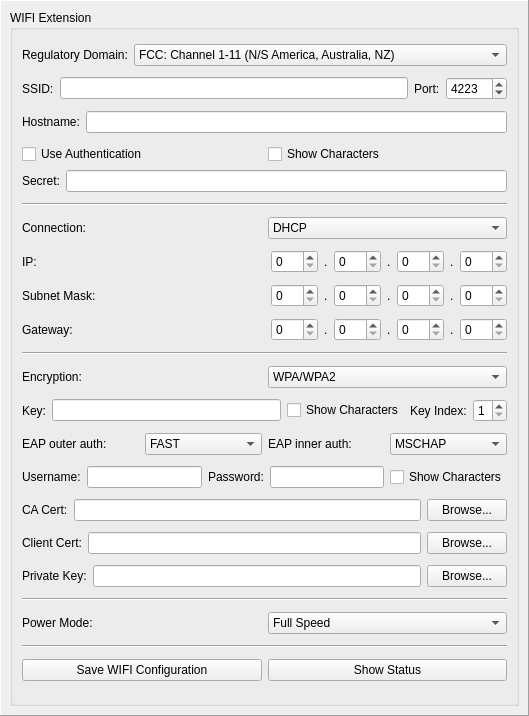
Qt form src/brickv/plugin_system/plugins/master/ui/wifi.ui (Tinkerforge/brickv) before a commit.
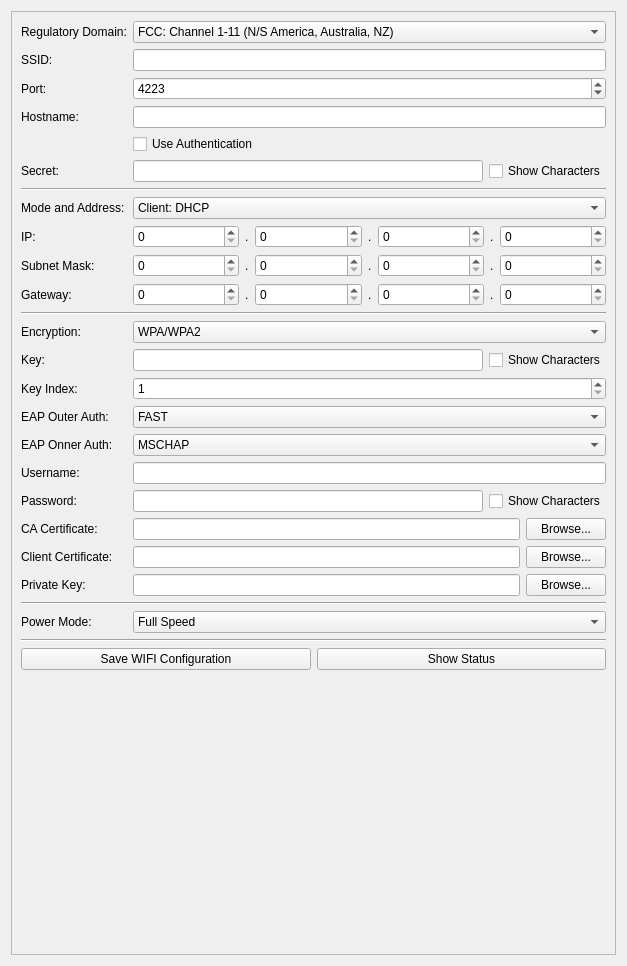
The same form after that commit.

Commit message:
Unify style of Extension UI
Use tab and scroll widgets instead of trying to cram everything into
one widget.

What changed in the file:
```diff
--- a/src/brickv/plugin_system/plugins/master/ui/wifi.ui
+++ b/src/brickv/plugin_system/plugins/master/ui/wifi.ui
@@ -6,45 +6,42 @@
    <rect>
     <x>0</x>
     <y>0</y>
-    <width>529</width>
-    <height>716</height>
+    <width>627</width>
+    <height>966</height>
    </rect>
   </property>
   <property name="windowTitle">
    <string>Form</string>
   </property>
-  <layout class="QVBoxLayout" name="verticalLayout">
-   <property name="spacing">
-    <number>0</number>
-   </property>
-   <property name="margin">
-    <number>0</number>
-   </property>
-   <item>
-    <widget class="QFrame" name="frame">
-     <property name="frameShape">
-      <enum>QFrame::Panel</enum>
-     </property>
-     <property name="frameShadow">
-      <enum>QFrame::Raised</enum>
-     </property>
-     <layout class="QHBoxLayout" name="horizontalLayout_3">
-      <item>
-       <widget class="QGroupBox" name="groupBox">
-        <property name="title">
-         <string>WIFI Extension</string>
-        </property>
         <layout class="QVBoxLayout" name="verticalLayout_2">
          <item>
-          <layout class="QHBoxLayout" name="horizontalLayout_13">
+    <widget class="QScrollArea" name="scrollArea">
+     <property name="widgetResizable">
+      <bool>true</bool>
+     </property>
+     <widget class="QWidget" name="scrollAreaWidgetContents">
+      <property name="geometry">
+       <rect>
+        <x>0</x>
+        <y>0</y>
+        <width>607</width>
+        <height>946</height>
+       </rect>
+      </property>
+      <layout class="QVBoxLayout" name="verticalLayout">
            <item>
+        <layout class="QGridLayout" name="gridLayout">
+         <item row="0" column="0">
             <widget class="QLabel" name="label_2">
              <property name="text">
               <string>Regulatory Domain:</string>
              </property>
-            </widget>
-           </item>
-           <item>
+           <property name="buddy">
+            <cstring>wifi_domain</cstring>
+           </property>
+          </widget>
+         </item>
+         <item row="0" column="1">
             <widget class="QComboBox" name="wifi_domain">
              <property name="sizePolicy">
               <sizepolicy hsizetype="MinimumExpanding" vsizetype="Fixed">
@@ -69,25 +66,24 @@
              </item>
             </widget>
            </item>
-          </layout>
-         </item>
-         <item>
-          <layout class="QHBoxLayout" name="horizontalLayout_2">
-           <item>
+         <item row="1" column="0">
             <widget class="QLabel" name="label_ssid">
              <property name="text">
               <string>SSID:</string>
              </property>
-            </widget>
-           </item>
-           <item>
+           <property name="buddy">
+            <cstring>wifi_ssid</cstring>
+           </property>
+          </widget>
+         </item>
+         <item row="1" column="1">
             <widget class="QLineEdit" name="wifi_ssid">
              <property name="maxLength">
               <number>32</number>
              </property>
             </widget>
            </item>
-           <item>
+         <item row="2" column="0">
             <widget class="QLabel" name="wifi_port_label">
              <property name="sizePolicy">
               <sizepolicy hsizetype="Minimum" vsizetype="Preferred">
@@ -98,9 +94,12 @@
              <property name="text">
               <string>Port:</string>
              </property>
-            </widget>
-           </item>
-           <item>
+           <property name="buddy">
+            <cstring>wifi_port</cstring>
+           </property>
+          </widget>
+         </item>
+         <item row="2" column="1">
             <widget class="QSpinBox" name="wifi_port">
              <property name="minimum">
               <number>1</number>
@@ -113,37 +112,46 @@
              </property>
             </widget>
            </item>
-          </layout>
-         </item>
-         <item>
-          <layout class="QHBoxLayout" name="horizontalLayout_8">
-           <item>
+         <item row="3" column="0">
             <widget class="QLabel" name="wifi_hostname_label">
              <property name="text">
               <string>Hostname:</string>
              </property>
-            </widget>
-           </item>
-           <item>
+           <property name="buddy">
+            <cstring>wifi_hostname</cstring>
+           </property>
+          </widget>
+         </item>
+         <item row="3" column="1">
             <widget class="QLineEdit" name="wifi_hostname">
              <property name="maxLength">
               <number>15</number>
              </property>
             </widget>
            </item>
-          </layout>
-         </item>
-         <item>
-          <layout class="QVBoxLayout" name="verticalLayout_3">
-           <item>
-            <layout class="QHBoxLayout" name="horizontalLayout_16">
-             <item>
+         <item row="4" column="1">
               <widget class="QCheckBox" name="wifi_use_auth">
                <property name="text">
                 <string>Use Authentication</string>
                </property>
               </widget>
              </item>
+         <item row="6" column="0" colspan="2">
+          <widget class="Line" name="line_2">
+           <property name="orientation">
+            <enum>Qt::Horizontal</enum>
+           </property>
+          </widget>
+         </item>
+         <item row="5" column="1">
+          <layout class="QHBoxLayout" name="horizontalLayout_17">
+           <item>
+            <widget class="QLineEdit" name="wifi_secret">
+             <property name="maxLength">
+              <number>64</number>
+             </property>
+            </widget>
+           </item>
              <item>
               <widget class="QCheckBox" name="wifi_show_characters">
                <property name="text">
@@ -153,36 +161,17 @@
              </item>
             </layout>
            </item>
-           <item>
-            <layout class="QHBoxLayout" name="horizontalLayout_14">
-             <item>
+         <item row="5" column="0">
               <widget class="QLabel" name="wifi_secret_label">
                <property name="text">
                 <string>Secret:</string>
                </property>
-              </widget>
-             </item>
-             <item>
-              <widget class="QLineEdit" name="wifi_secret">
-               <property name="maxLength">
-                <number>64</number>
+           <property name="buddy">
+            <cstring>wifi_secret</cstring>
                </property>
               </widget>
              </item>
-            </layout>
-           </item>
-          </layout>
-         </item>
-         <item>
-          <widget class="Line" name="line_2">
-           <property name="orientation">
-            <enum>Qt::Horizontal</enum>
-           </property>
-          </widget>
-         </item>
-         <item>
-          <layout class="QHBoxLayout" name="horizontalLayout_9">
-           <item>
+         <item row="7" column="0">
             <widget class="QLabel" name="label_7">
              <property name="sizePolicy">
               <sizepolicy hsizetype="Minimum" vsizetype="Preferred">
@@ -191,15 +180,18 @@
               </sizepolicy>
              </property>
              <property name="text">
-              <string>Connection:</string>
+            <string>Mode and Address:</string>
+           </property>
+           <property name="buddy">
+            <cstring>wifi_connection</cstring>
              </property>
             </widget>
            </item>
-           <item>
+         <item row="7" column="1">
             <widget class="QComboBox" name="wifi_connection">
              <item>
               <property name="text">
-               <string>DHCP</string>
+             <string>Client: DHCP</string>
               </property>
              </item>
              <item>
@@ -229,32 +221,46 @@
              </item>
             </widget>
            </item>
-          </layout>
-         </item>
-         <item>
-          <layout class="QHBoxLayout" name="horizontalLayout_6">
-           <item>
+         <item row="8" column="0">
             <widget class="QLabel" name="wifi_ip_label">
              <property name="text">
               <string>IP:</string>
              </property>
-            </widget>
-           </item>
-           <item>
-            <spacer name="wifi_ip_spacer">
-             <property name="orientation">
-              <enum>Qt::Horizontal</enum>
-             </property>
-             <property name="sizeHint" stdset="0">
-              <size>
-               <width>40</width>
-               <height>0</height>
-              </size>
-             </property>
-            </spacer>
-           </item>
+           <property name="buddy">
+            <cstring>wifi_ip4</cstring>
+           </property>
+          </widget>
+         </item>
+         <item row="9" column="0">
+          <widget class="QLabel" name="wifi_sub_label">
+           <property name="text">
+            <string>Subnet Mask:</string>
+           </property>
+           <property name="buddy">
+            <cstring>wifi_sub4</cstring>
+           </property>
+          </widget>
+         </item>
+         <item row="10" column="0">
+          <widget class="QLabel" name="wifi_gw_label">
+           <property name="text">
+            <string>Gateway:</string>
+           </property>
+           <property name="buddy">
+            <cstring>wifi_gw4</cstring>
+           </property>
+          </widget>
+         </item>
+         <item row="8" column="1">
+          <layout class="QHBoxLayout" name="horizontalLayout_18">
            <item>
             <widget class="QSpinBox" name="wifi_ip4">
+             <property name="sizePolicy">
+              <sizepolicy hsizetype="Minimum" vsizetype="Fixed">
+               <horstretch>1</horstretch>
+               <verstretch>0</verstretch>
+              </sizepolicy>
+             </property>
              <property name="maximum">
               <number>255</number>
              </property>
@@ -275,6 +281,12 @@
            </item>
            <item>
             <widget class="QSpinBox" name="wifi_ip3">
+             <property name="sizePolicy">
+              <sizepolicy hsizetype="Minimum" vsizetype="Fixed">
+               <horstretch>1</horstretch>
+               <verstretch>0</verstretch>
+              </sizepolicy>
+             </property>
              <property name="maximum">
               <number>255</number>
              </property>
@@ -295,6 +307,12 @@
            </item>
            <item>
             <widget class="QSpinBox" name="wifi_ip2">
+             <property name="sizePolicy">
+              <sizepolicy hsizetype="Minimum" vsizetype="Fixed">
+               <horstretch>1</horstretch>
+               <verstretch>0</verstretch>
+              </sizepolicy>
+             </property>
              <property name="maximum">
               <number>255</number>
              </property>
@@ -315,6 +333,12 @@
            </item>
            <item>
             <widget class="QSpinBox" name="wifi_ip1">
+             <property name="sizePolicy">
+              <sizepolicy hsizetype="Minimum" vsizetype="Fixed">
+               <horstretch>1</horstretch>
+               <verstretch>0</verstretch>
+              </sizepolicy>
+             </property>
              <property name="maximum">
               <number>255</number>
              </property>
@@ -322,30 +346,16 @@
            </item>
           </layout>
          </item>
-         <item>
-          <layout class="QHBoxLayout" name="horizontalLayout_4">
-           <item>
-            <widget class="QLabel" name="wifi_sub_label">
-             <property name="text">
-              <string>Subnet Mask:</string>
-             </property>
-            </widget>
-           </item>
-           <item>
-            <spacer name="wifi_sub_spacer">
-             <property name="orientation">
-              <enum>Qt::Horizontal</enum>
-             </property>
-             <property name="sizeHint" stdset="0">
-              <size>
-               <width>40</width>
-               <height>0</height>
-              </size>
-             </property>
-            </spacer>
-           </item>
+         <item row="9" column="1">
+          <layout class="QHBoxLayout" name="horizontalLayout_19">
            <item>
             <widget class="QSpinBox" name="wifi_sub4">
+             <property name="sizePolicy">
+              <sizepolicy hsizetype="Minimum" vsizetype="Fixed">
+               <horstretch>1</horstretch>
+               <verstretch>0</verstretch>
+              </sizepolicy>
+             </property>
              <property name="maximum">
               <number>255</number>
              </property>
@@ -360,6 +370,12 @@
            </item>
            <item>
             <widget class="QSpinBox" name="wifi_sub3">
+             <property name="sizePolicy">
+              <sizepolicy hsizetype="Minimum" vsizetype="Fixed">
+               <horstretch>1</horstretch>
+               <verstretch>0</verstretch>
+              </sizepolicy>
+             </property>
              <property name="maximum">
               <number>255</number>
              </property>
@@ -374,6 +390,12 @@
            </item>
            <item>
             <widget class="QSpinBox" name="wifi_sub2">
+             <property name="sizePolicy">
+              <sizepolicy hsizetype="Minimum" vsizetype="Fixed">
+               <horstretch>1</horstretch>
+               <verstretch>0</verstretch>
+              </sizepolicy>
+             </property>
              <property name="maximum">
               <number>255</number>
              </property>
@@ -388,6 +410,12 @@
            </item>
            <item>
             <widget class="QSpinBox" name="wifi_sub1">
+             <property name="sizePolicy">
+              <sizepolicy hsizetype="Minimum" vsizetype="Fixed">
+               <horstretch>1</horstretch>
+               <verstretch>0</verstretch>
+              </sizepolicy>
+             </property>
              <property name="maximum">
               <number>255</number>
              </property>
@@ -395,30 +423,16 @@
            </item>
           </layout>
          </item>
-         <item>
-          <layout class="QHBoxLayout" name="horizontalLayout_15">
-           <item>
-            <widget class="QLabel" name="wifi_gw_label">
-             <property name="text">
-              <string>Gateway:</string>
-             </property>
-            </widget>
-           </item>
-           <item>
-            <spacer name="wifi_gw_spacer">
-             <property name="orientation">
-              <enum>Qt::Horizontal</enum>
-             </property>
-             <property name="sizeHint" stdset="0">
-              <size>
-               <width>40</width>
-               <height>0</height>
-              </size>
-             </property>
-            </spacer>
-           </item>
+         <item row="10" column="1">
+          <layout class="QHBoxLayout" name="horizontalLayout_20">
            <item>
             <widget class="QSpinBox" name="wifi_gw4">
+             <property name="sizePolicy">
+              <sizepolicy hsizetype="Minimum" vsizetype="Fixed">
+               <horstretch>1</horstretch>
+               <verstretch>0</verstretch>
+              </sizepolicy>
+             </property>
              <property name="maximum">
               <number>255</number>
              </property>
@@ -433,6 +447,12 @@
            </item>
            <item>
             <widget class="QSpinBox" name="wifi_gw3">
+             <property name="sizePolicy">
+              <sizepolicy hsizetype="Minimum" vsizetype="Fixed">
+               <horstretch>1</horstretch>
+               <verstretch>0</verstretch>
+              </sizepolicy>
+             </property>
              <property name="maximum">
               <number>255</number>
              </property>
@@ -447,6 +467,12 @@
            </item>
            <item>
             <widget class="QSpinBox" name="wifi_gw2">
+             <property name="sizePolicy">
+              <sizepolicy hsizetype="Minimum" vsizetype="Fixed">
+               <horstretch>1</horstretch>
+               <verstretch>0</verstretch>
+              </sizepolicy>
+             </property>
              <property name="maximum">
               <number>255</number>
              </property>
@@ -461,6 +487,12 @@
            </item>
            <item>
             <widget class="QSpinBox" name="wifi_gw1">
+             <property name="sizePolicy">
+              <sizepolicy hsizetype="Minimum" vsizetype="Fixed">
+               <horstretch>1</horstretch>
+               <verstretch>0</verstretch>
+              </sizepolicy>
+             </property>
              <property name="maximum">
               <number>255</number>
              </property>
@@ -468,23 +500,17 @@
            </item>
           </layout>
          </item>
-         <item>
-          <widget class="Line" name="line">
-           <property name="orientation">
-            <enum>Qt::Horizontal</enum>
-           </property>
-          </widget>
-         </item>
-         <item>
-          <layout class="QHBoxLayout" name="horizontalLayout_7">
-           <item>
+         <item row="12" column="0">
             <widget class="QLabel" name="label_6">
              <property name="text">
               <string>Encryption:</string>
              </property>
-            </widget>
-           </item>
-           <item>
+           <property name="buddy">
+            <cstring>wifi_encryption</cstring>
+           </property>
+          </widget>
+         </item>
+         <item row="12" column="1">
             <widget class="QComboBox" name="wifi_encryption">
              <property name="sizePolicy">
               <sizepolicy hsizetype="Preferred" vsizetype="Fixed">
@@ -514,17 +540,38 @@
              </item>
             </widget>
            </item>
-          </layout>
-         </item>
-         <item>
-          <layout class="QHBoxLayout" name="wifi_key_layout">
-           <item>
+         <item row="13" column="0">
             <widget class="QLabel" name="wifi_key_label">
              <property name="text">
               <string>Key:</string>
              </property>
-            </widget>
-           </item>
+           <property name="buddy">
+            <cstring>wifi_key</cstring>
+           </property>
+          </widget>
+         </item>
+         <item row="14" column="0">
+          <widget class="QLabel" name="wifi_key_index_label">
+           <property name="text">
+            <string>Key Index:</string>
+           </property>
+           <property name="buddy">
+            <cstring>wifi_key_index</cstring>
+           </property>
+          </widget>
+         </item>
+         <item row="14" column="1">
+          <widget class="QSpinBox" name="wifi_key_index">
+           <property name="minimum">
+            <number>1</number>
+           </property>
+           <property name="maximum">
+            <number>4</number>
+           </property>
+          </widget>
+         </item>
+         <item row="13" column="1">
+          <layout class="QHBoxLayout" name="horizontalLayout_21">
            <item>
             <widget class="QLineEdit" name="wifi_key">
              <property name="toolTip">
@@ -543,35 +590,19 @@
              </property>
             </widget>
            </item>
-           <item>
-            <widget class="QLabel" name="wifi_key_index_label">
-             <property name="text">
-              <string>Key Index:</string>
-             </property>
-            </widget>
-           </item>
-           <item>
-            <widget class="QSpinBox" name="wifi_key_index">
-             <property name="minimum">
-              <number>1</number>
-             </property>
-             <property name="maximum">
-              <number>4</number>
-             </property>
-            </widget>
-           </item>
           </layout>
          </item>
-         <item>
-          <layout class="QHBoxLayout" name="wifi_eap_outer_auth_layout">
-           <item>
+         <item row="15" column="0">
             <widget class="QLabel" name="wifi_eap_outer_auth_label">
              <property name="text">
-              <string>EAP outer auth:</string>
+            <string>EAP Outer Auth:</string>
+           </property>
+           <property name="buddy">
+            <cstring>wifi_eap_outer_auth</cstring>
              </property>
             </widget>
            </item>
-           <item>
+         <item row="15" column="1">
             <widget class="QComboBox" name="wifi_eap_outer_auth">
              <item>
               <property name="text">
@@ -595,14 +626,17 @@
              </item>
             </widget>
            </item>
-           <item>
+         <item row="16" column="0">
             <widget class="QLabel" name="wifi_eap_inner_auth_label">
              <property name="text">
-              <string>EAP inner auth:</string>
+            <string>EAP Onner Auth:</string>
+           </property>
+           <property name="buddy">
+            <cstring>wifi_eap_inner_auth</cstring>
              </property>
             </widget>
            </item>
-           <item>
+         <item row="16" column="1">
             <widget class="QComboBox" name="wifi_eap_inner_auth">
              <item>
               <property name="text">
@@ -616,31 +650,35 @@
              </item>
             </widget>
            </item>
-          </layout>
-         </item>
-         <item>
-          <layout class="QHBoxLayout" name="horizontalLayout_5">
-           <item>
+         <item row="17" column="0">
             <widget class="QLabel" name="wifi_username_label">
              <property name="text">
               <string>Username:</string>
              </property>
-            </widget>
-           </item>
-           <item>
-            <widget class="QLineEdit" name="wifi_username">
-             <property name="maxLength">
-              <number>32</number>
+           <property name="buddy">
+            <cstring>wifi_username</cstring>
              </property>
             </widget>
            </item>
-           <item>
+         <item row="18" column="0">
             <widget class="QLabel" name="wifi_password_label">
              <property name="text">
               <string>Password:</string>
              </property>
-            </widget>
-           </item>
+           <property name="buddy">
+            <cstring>wifi_password</cstring>
+           </property>
+          </widget>
+         </item>
+         <item row="17" column="1">
+          <widget class="QLineEdit" name="wifi_username">
+           <property name="maxLength">
+            <number>32</number>
+           </property>
+          </widget>
+         </item>
+         <item row="18" column="1">
+          <layout class="QHBoxLayout" name="horizontalLayout_22">
            <item>
             <widget class="QLineEdit" name="wifi_password">
              <property name="maxLength">
@@ -657,15 +695,38 @@
            </item>
           </layout>
          </item>
-         <item>
-          <layout class="QHBoxLayout" name="wifi_certificate_layout">
-           <item>
+         <item row="19" column="0">
             <widget class="QLabel" name="wifi_ca_certificate_label">
              <property name="text">
-              <string>CA Cert:</string>
-             </property>
-            </widget>
-           </item>
+            <string>CA Certificate:</string>
+           </property>
+           <property name="buddy">
+            <cstring>wifi_ca_certificate_url</cstring>
+           </property>
+          </widget>
+         </item>
+         <item row="20" column="0">
+          <widget class="QLabel" name="wifi_client_certificate_label">
+           <property name="text">
+            <string>Client Certificate:</string>
+           </property>
+           <property name="buddy">
+            <cstring>wifi_client_certificate_url</cstring>
+           </property>
+          </widget>
+         </item>
+         <item row="21" column="0">
+          <widget class="QLabel" name="wifi_private_key_label">
+           <property name="text">
+            <string>Private Key:</string>
+           </property>
+           <property name="buddy">
+            <cstring>wifi_private_key_url</cstring>
+           </property>
+          </widget>
+         </item>
+         <item row="19" column="1">
+          <layout class="QHBoxLayout" name="horizontalLayout_23">
            <item>
             <widget class="QLineEdit" name="wifi_ca_certificate_url"/>
            </item>
@@ -678,15 +739,8 @@
            </item>
           </layout>
          </item>
-         <item>
-          <layout class="QHBoxLayout" name="horizontalLayout_11">
-           <item>
-            <widget class="QLabel" name="wifi_client_certificate_label">
-             <property name="text">
-              <string>Client Cert:</string>
-             </property>
-            </widget>
-           </item>
+         <item row="20" column="1">
+          <layout class="QHBoxLayout" name="horizontalLayout_24">
            <item>
             <widget class="QLineEdit" name="wifi_client_certificate_url"/>
            </item>
@@ -699,15 +753,8 @@
            </item>
           </layout>
          </item>
-         <item>
-          <layout class="QHBoxLayout" name="horizontalLayout_12">
-           <item>
-            <widget class="QLabel" name="wifi_private_key_label">
-             <property name="text">
-              <string>Private Key:</string>
-             </property>
-            </widget>
-           </item>
+         <item row="21" column="1">
+          <layout class="QHBoxLayout" name="horizontalLayout_25">
            <item>
             <widget class="QLineEdit" name="wifi_private_key_url"/>
            </item>
@@ -720,23 +767,17 @@
            </item>
           </layout>
          </item>
-         <item>
-          <widget class="Line" name="line_4">
-           <property name="orientation">
-            <enum>Qt::Horizontal</enum>
-           </property>
-          </widget>
-         </item>
-         <item>
-          <layout class="QHBoxLayout" name="horizontalLayout_10">
-           <item>
+         <item row="23" column="0">
             <widget class="QLabel" name="label">
              <property name="text">
               <string>Power Mode:</string>
              </property>
-            </widget>
-           </item>
-           <item>
+           <property name="buddy">
+            <cstring>wifi_power_mode</cstring>
+           </property>
+          </widget>
+         </item>
+         <item row="23" column="1">
             <widget class="QComboBox" name="wifi_power_mode">
              <item>
               <property name="text">
@@ -750,17 +791,8 @@
              </item>
             </widget>
            </item>
-          </layout>
-         </item>
-         <item>
-          <widget class="Line" name="line_3">
-           <property name="orientation">
-            <enum>Qt::Horizontal</enum>
-           </property>
-          </widget>
-         </item>
-         <item>
-          <layout class="QHBoxLayout" name="horizontalLayout">
+         <item row="25" column="0" colspan="2">
+          <layout class="QHBoxLayout" name="horizontalLayout_26">
            <item>
             <widget class="QPushButton" name="wifi_save">
              <property name="text">
@@ -777,10 +809,44 @@
            </item>
           </layout>
          </item>
-        </layout>
-       </widget>
-      </item>
-     </layout>
+         <item row="24" column="0" colspan="2">
+          <widget class="Line" name="line_3">
+           <property name="orientation">
+            <enum>Qt::Horizontal</enum>
+           </property>
+          </widget>
+         </item>
+         <item row="11" column="0" colspan="2">
+          <widget class="Line" name="line">
+           <property name="orientation">
+            <enum>Qt::Horizontal</enum>
+           </property>
+          </widget>
+         </item>
+         <item row="22" column="0" colspan="2">
+          <widget class="Line" name="line_4">
+           <property name="orientation">
+            <enum>Qt::Horizontal</enum>
+           </property>
+          </widget>
+         </item>
+        </layout>
+       </item>
+       <item>
+        <spacer name="verticalSpacer">
+         <property name="orientation">
+          <enum>Qt::Vertical</enum>
+         </property>
+         <property name="sizeHint" stdset="0">
+          <size>
+           <width>20</width>
+           <height>0</height>
+          </size>
+         </property>
+        </spacer>
+       </item>
+      </layout>
+     </widget>
     </widget>
    </item>
   </layout>
```
Left out of the diff: 6 changed lines with no effect on the pictures. Lines whose indentation alone changed are shown as unchanged. The commit also changes 12 other files.
